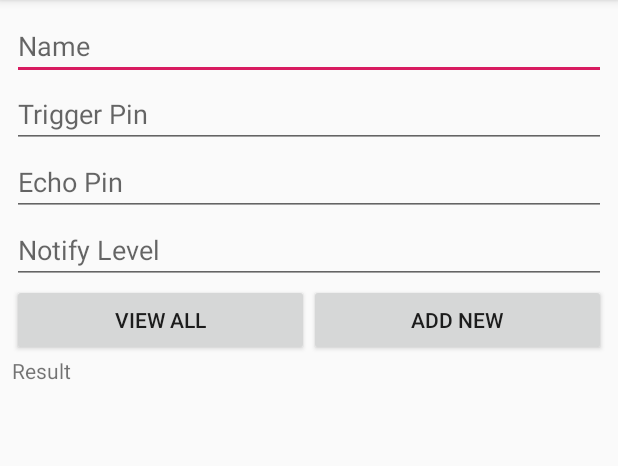
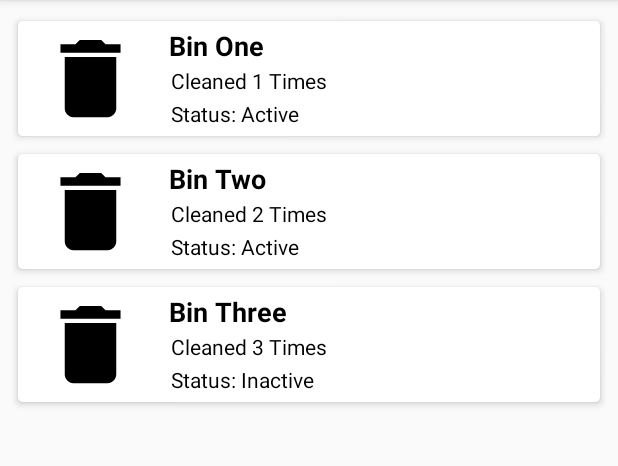
Before and after one commit to mohammadraasel/GarbageCollectorIOT, an Android app: the screen it shows after launch (MainActivity), on a phone screen of 412 x 824 dp, the part 84-550 px from its top. Run offline under Robolectric (Android 15) with nearby library versions, the phone set to English and light mode, and no system bars; libraries missing offline, so code that uses them is left out: com.github.nkzawa.emitter, com.github.nkzawa.socketio; 1 statement that could not run was skipped.

Commit message:
bin adapter, item, model add

```diff
--- a/CollectionNotifier/app/build.gradle
+++ b/CollectionNotifier/app/build.gradle
@@ -26,10 +26,12 @@ dependencies {
     implementation fileTree(include: ['*.jar'], dir: 'libs')
     implementation 'com.android.support:appcompat-v7:28.0.0'
     implementation 'com.android.support.constraint:constraint-layout:1.1.3'
-    implementation ('com.github.nkzawa:socket.io-client:0.5.0') {
+    implementation('com.github.nkzawa:socket.io-client:0.5.0') {
         exclude group: 'org.json', module: 'json'
     }
     testImplementation 'junit:junit:4.12'
     androidTestImplementation 'com.android.support.test:runner:1.0.2'
     androidTestImplementation 'com.android.support.test.espresso:espresso-core:3.0.2'
+    implementation 'com.android.support:cardview-v7:28.0.0'
+    implementation 'com.android.support:recyclerview-v7:28.0.0'
 }
--- /dev/null
+++ b/CollectionNotifier/app/src/main/java/com/fahimshahrierrasel/collectionnotifier/Bin.java
@@ -0,0 +1,35 @@
+package com.fahimshahrierrasel.collectionnotifier;
+
+public class Bin {
+    private String name, count, status;
+
+    public Bin(String name, String count, String status) {
+        this.name = name;
+        this.count = count;
+        this.status = status;
+    }
+
+    public String getName() {
+        return name;
+    }
+
+    public void setName(String name) {
+        this.name = name;
+    }
+
+    public String getCount() {
+        return count;
+    }
+
+    public void setCount(String count) {
+        this.count = count;
+    }
+
+    public String getStatus() {
+        return status;
+    }
+
+    public void setStatus(String status) {
+        this.status = status;
+    }
+}
--- /dev/null
+++ b/CollectionNotifier/app/src/main/java/com/fahimshahrierrasel/collectionnotifier/BinAdapter.java
@@ -0,0 +1,74 @@
+package com.fahimshahrierrasel.collectionnotifier;
+
+import android.support.annotation.NonNull;
+import android.support.v7.widget.RecyclerView;
+import android.view.LayoutInflater;
+import android.view.View;
+import android.view.ViewGroup;
+import android.widget.ImageView;
+import android.widget.TextView;
+
+import java.util.List;
+
+public class BinAdapter extends RecyclerView.Adapter<BinAdapter.ViewHolder> {
+
+    private List<Bin> bins;
+
+    public BinAdapter(List<Bin> bins) {
+        this.bins = bins;
+    }
+
+    @NonNull
+    @Override
+    public ViewHolder onCreateViewHolder(@NonNull ViewGroup viewGroup, int i) {
+        View view = LayoutInflater.from(viewGroup.getContext())
+                .inflate(R.layout.item_bin, viewGroup, false);
+        return new ViewHolder(view);
+    }
+
+    @Override
+    public void onBindViewHolder(@NonNull ViewHolder viewHolder, int i) {
+        viewHolder.bind(bins.get(i));
+    }
+
+    @Override
+    public int getItemCount() {
+        return bins.size();
+    }
+
+    static class ViewHolder extends RecyclerView.ViewHolder {
+        /**
+         * Android Views
+         **/
+        ImageView imageViewBinLogo;
+        TextView textViewBinName;
+        TextView textViewBinCleanCount;
+        TextView textViewBinStatus;
+
+        /**
+         * Android Views
+         **/
+
+        public ViewHolder(@NonNull View itemView) {
+            super(itemView);
+            bindViews(itemView);
+        }
+
+        public void bind(Bin bin) {
+            textViewBinName.setText(bin.getName());
+            textViewBinCleanCount.setText(bin.getCount());
+            textViewBinStatus.setText(bin.getStatus());
+        }
+
+        /**
+         * Binds XML views
+         * Call this function after layout is ready.
+         **/
+        private void bindViews(View rootView) {
+            imageViewBinLogo = rootView.findViewById(R.id.image_view_bin_logo);
+            textViewBinName = rootView.findViewById(R.id.text_view_bin_name);
+            textViewBinCleanCount = rootView.findViewById(R.id.text_view_bin_clean_count);
+            textViewBinStatus = rootView.findViewById(R.id.text_view_bin_status);
+        }
+    }
+}
--- a/CollectionNotifier/app/src/main/java/com/fahimshahrierrasel/collectionnotifier/MainActivity.java
+++ b/CollectionNotifier/app/src/main/java/com/fahimshahrierrasel/collectionnotifier/MainActivity.java
@@ -3,6 +3,8 @@ package com.fahimshahrierrasel.collectionnotifier;
 import android.nfc.Tag;
 import android.support.v7.app.AppCompatActivity;
 import android.os.Bundle;
+import android.support.v7.widget.LinearLayoutManager;
+import android.support.v7.widget.RecyclerView;
 import android.util.Log;
 import android.widget.Button;
 import android.widget.EditText;
@@ -14,74 +16,43 @@ import com.github.nkzawa.socketio.client.Socket;
 import org.json.JSONArray;
 import org.json.JSONObject;
 
+import java.util.ArrayList;
 import java.util.HashMap;
+import java.util.List;
 import java.util.Map;
 
 public class MainActivity extends AppCompatActivity {
     private final String TAG = this.getClass().getSimpleName();
     private Socket mSocket;
 
-    /** Android Views **/
-    EditText editTextName;
-    EditText editTextTrigPin;
-    EditText editTextEchoPin;
-    EditText editTextNotifyLevel;
-    Button buttonViewAll;
-    Button buttonAddSensor;
-    TextView textViewResult;
+    RecyclerView recyclerViewBins;
     /** Android Views **/
 
     @Override
     protected void onCreate(Bundle savedInstanceState) {
         super.onCreate(savedInstanceState);
         setContentView(R.layout.activity_main);
-        CollectionNotifier app = (CollectionNotifier) getApplication();
-        mSocket = app.getSocket();
+        bindViews();
+        List<Bin> bins = new ArrayList<>();
+        bins.add(new Bin("Bin One", "Cleaned 1 Times", "Status: Active"));
+        bins.add(new Bin("Bin Two", "Cleaned 2 Times", "Status: Active"));
+        bins.add(new Bin("Bin Three", "Cleaned 3 Times", "Status: Inactive"));
 
-        mSocket.connect();
+        BinAdapter binAdapter = new BinAdapter(bins);
+        recyclerViewBins.setAdapter(binAdapter);
+        recyclerViewBins.setLayoutManager(new LinearLayoutManager(this, LinearLayoutManager.VERTICAL, false));
 
-        bindViews();
-
-        buttonAddSensor.setOnClickListener(view -> {
-
-            Map<String, String> data = new HashMap<>();
-            data.put("name", editTextName.getText().toString());
-            data.put("trig_pin", editTextTrigPin.getText().toString());
-            data.put("echo_pin", editTextEchoPin.getText().toString());
-            data.put("notify_level", editTextNotifyLevel.getText().toString());
-
-            mSocket.emit("create_sensor", new JSONObject(data));
-            Log.d(TAG, "Data Emitted "+ data.toString());
-        });
-
-        mSocket.on("sensor_created", args -> {
-            runOnUiThread(() -> {
-                JSONObject obj = (JSONObject) args[0];
-                textViewResult.setText(obj.toString());
-            });
-        });
-
-        buttonViewAll.setOnClickListener(view -> {
-            mSocket.emit("get_all", new JSONObject());
-        });
-
-        mSocket.on("take_all", args -> {
-            runOnUiThread(() -> {
-                String obj = (String) args[0];
-                textViewResult.setText(obj);
-            });
-        });
     }
 
+    /** Android Views **/
+
+
+    /**
+     * Binds XML views
+     * Call this function after setContentView() in onCreate().
+     **/
     private void bindViews(){
-        editTextName =  findViewById(R.id.editText_name);
-        editTextTrigPin =  findViewById(R.id.editText_trig_pin);
-        editTextEchoPin =  findViewById(R.id.editText_echo_pin);
-        editTextNotifyLevel =  findViewById(R.id.editText_notify_level);
+        recyclerViewBins = (android.support.v7.widget.RecyclerView) findViewById(R.id.recycler_view_bins);
+    }
 
-        buttonViewAll =  findViewById(R.id.button_view_all);
-        buttonAddSensor =  findViewById(R.id.button_add_sensor);
-
-        textViewResult = findViewById(R.id.textView_result);
-    }
 }
--- /dev/null
+++ b/CollectionNotifier/app/src/main/res/drawable/ic_bin.xml
@@ -0,0 +1,9 @@
+<vector xmlns:android="http://schemas.android.com/apk/res/android"
+        android:width="24dp"
+        android:height="24dp"
+        android:viewportWidth="24.0"
+        android:viewportHeight="24.0">
+    <path
+        android:fillColor="#FF000000"
+        android:pathData="M6,19c0,1.1 0.9,2 2,2h8c1.1,0 2,-0.9 2,-2V7H6v12zM19,4h-3.5l-1,-1h-5l-1,1H5v2h14V4z"/>
+</vector>
--- a/CollectionNotifier/app/src/main/res/layout/activity_main.xml
+++ b/CollectionNotifier/app/src/main/res/layout/activity_main.xml
@@ -8,61 +8,9 @@
     android:layout_margin="8dp"
     tools:context=".MainActivity">
 
-    <EditText
-        android:id="@+id/editText_name"
+    <android.support.v7.widget.RecyclerView
+        android:id="@+id/recycler_view_bins"
         android:layout_width="match_parent"
         android:layout_height="wrap_content"
-        android:ems="10"
-        android:hint="@string/name"
-        android:inputType="textPersonName" />
-
-    <EditText
-        android:id="@+id/editText_trig_pin"
-        android:layout_width="match_parent"
-        android:layout_height="wrap_content"
-        android:ems="10"
-        android:hint="@string/trigger_pin"
-        android:inputType="numberDecimal" />
-
-    <EditText
-        android:id="@+id/editText_echo_pin"
-        android:layout_width="match_parent"
-        android:layout_height="wrap_content"
-        android:ems="10"
-        android:hint="@string/echo_pin"
-        android:inputType="numberDecimal" />
-
-    <EditText
-        android:id="@+id/editText_notify_level"
-        android:layout_width="match_parent"
-        android:layout_height="wrap_content"
-        android:ems="10"
-        android:hint="@string/notify_level"
-        android:inputType="numberDecimal" />
-
-    <LinearLayout
-        android:layout_width="match_parent"
-        android:layout_height="wrap_content"
-        android:orientation="horizontal">
-
-        <Button
-            android:id="@+id/button_view_all"
-            android:layout_width="wrap_content"
-            android:layout_height="wrap_content"
-            android:layout_weight="1"
-            android:text="@string/view_all" />
-
-        <Button
-            android:id="@+id/button_add_sensor"
-            android:layout_width="wrap_content"
-            android:layout_height="wrap_content"
-            android:layout_weight="1"
-            android:text="@string/add_new" />
-    </LinearLayout>
-
-    <TextView
-        android:id="@+id/textView_result"
-        android:layout_width="match_parent"
-        android:layout_height="wrap_content"
-        android:text="Result" />
+        tools:listitem="@layout/item_bin" />
 </LinearLayout>
--- a/CollectionNotifier/app/src/main/res/layout/activity_remove_bin.xml
+++ b/CollectionNotifier/app/src/main/res/layout/activity_remove_bin.xml
@@ -3,7 +3,6 @@
     xmlns:app="http://schemas.android.com/apk/res-auto"
     xmlns:tools="http://schemas.android.com/tools"
     android:layout_width="match_parent"
-    android:layout_height="match_parent"
-    tools:context=".RemoveBin">
+    android:layout_height="match_parent">
 
 </android.support.constraint.ConstraintLayout>
--- a/CollectionNotifier/app/src/main/res/layout/activity_view_bin_details.xml
+++ b/CollectionNotifier/app/src/main/res/layout/activity_view_bin_details.xml
@@ -4,8 +4,7 @@
     xmlns:tools="http://schemas.android.com/tools"
     android:layout_width="match_parent"
     android:layout_height="match_parent"
-    android:orientation="vertical"
-    tools:context=".ViewBinDetails">
+    android:orientation="vertical">
 
     <LinearLayout
         android:layout_width="wrap_content"
--- /dev/null
+++ b/CollectionNotifier/app/src/main/res/layout/item_bin.xml
@@ -0,0 +1,57 @@
+<?xml version="1.0" encoding="utf-8"?>
+<android.support.v7.widget.CardView xmlns:android="http://schemas.android.com/apk/res/android"
+    xmlns:app="http://schemas.android.com/apk/res-auto"
+    xmlns:tools="http://schemas.android.com/tools"
+    android:layout_width="match_parent"
+    android:layout_height="wrap_content"
+    app:cardCornerRadius="3dp"
+    app:cardElevation="3dp"
+    app:cardUseCompatPadding="true">
+
+    <LinearLayout
+        android:layout_width="match_parent"
+        android:layout_height="wrap_content"
+        android:orientation="horizontal">
+
+        <ImageView
+            android:id="@+id/image_view_bin_logo"
+            android:layout_width="0dp"
+            android:layout_height="match_parent"
+            android:layout_weight="1"
+            android:padding="4dp"
+            android:src="@drawable/ic_bin" />
+
+        <LinearLayout
+            android:layout_width="0dp"
+            android:layout_height="wrap_content"
+            android:layout_weight="3"
+            android:orientation="vertical"
+            android:padding="4dp">
+
+            <TextView
+                android:id="@+id/text_view_bin_name"
+                android:layout_width="match_parent"
+                android:layout_height="wrap_content"
+                android:textColor="@android:color/background_dark"
+                android:textSize="18sp"
+                android:textStyle="bold"
+                tools:text="@tools:sample/cities" />
+
+            <TextView
+                android:id="@+id/text_view_bin_clean_count"
+                android:layout_width="match_parent"
+                android:layout_height="wrap_content"
+                android:padding="1dp"
+                android:text="10 times cleaned this month"
+                android:textColor="@android:color/background_dark" />
+
+            <TextView
+                android:id="@+id/text_view_bin_status"
+                android:layout_width="match_parent"
+                android:layout_height="wrap_content"
+                android:padding="1dp"
+                android:text="Status: Active"
+                android:textColor="@android:color/background_dark" />
+        </LinearLayout>
+    </LinearLayout>
+</android.support.v7.widget.CardView>
```
Also changed, not shown: CollectionNotifier/app/src/main/java/com/fahimshahrierrasel/collectionnotifier/CreateBinFragment.java (added, +96 -0 lines), CollectionNotifier/app/src/main/res/layout/activity_create_bin.xml (deleted, +0 -52 lines), CollectionNotifier/app/src/main/res/layout/card.xml (deleted, +0 -76 lines), CollectionNotifier/app/src/main/res/layout/fragment_create_bin.xml (added, +61 -0 lines).
